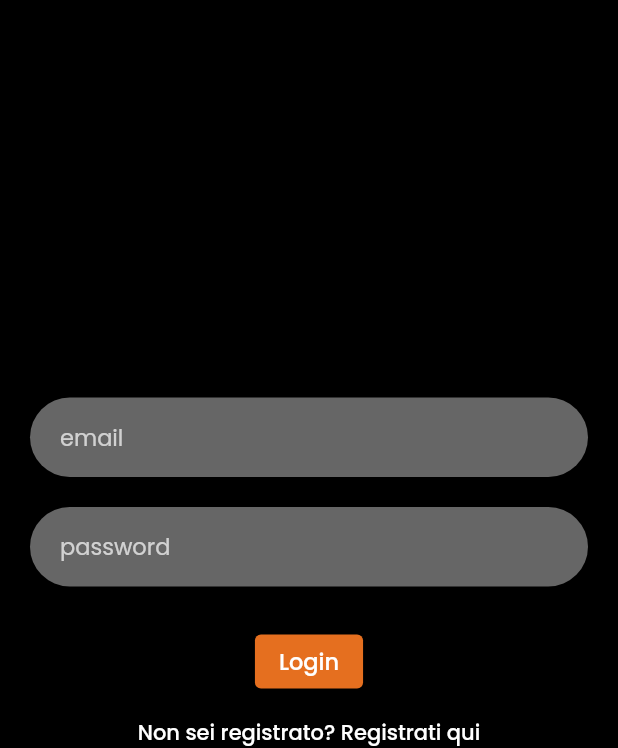
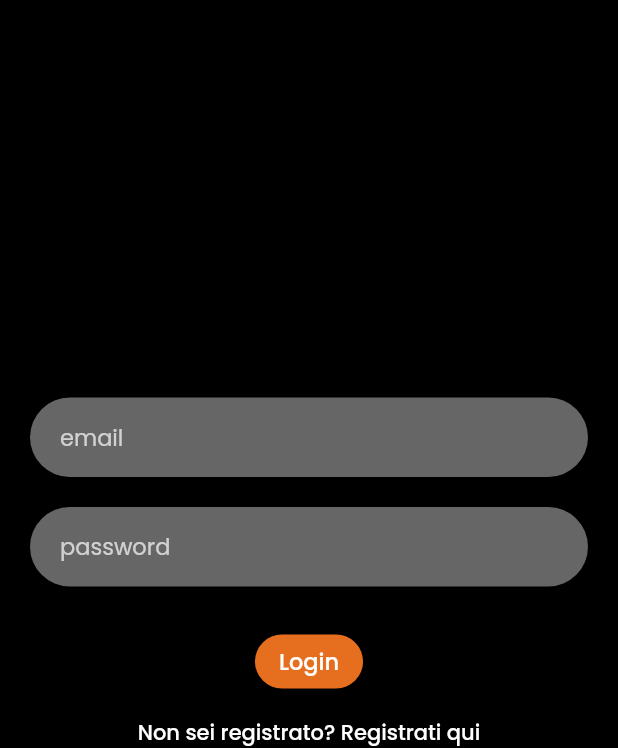
Before and after one commit to Daivy03/demiprof_flutter_app, a Flutter app: the screen it shows after launch, on a phone screen of 412 x 824 dp, the part 84-832 px from its top. Run offline on Flutter 3.47's test engine with Material 2 defaults, Android fonts, the phone set to English and light mode, and no system bars; our stand-ins replace firebase_auth, firebase_core, flutter_svg, google_fonts; accounts and stored records are empty.

Commit message:
Style design LoginSignUpButton

```diff
--- a/lib/login_page.dart
+++ b/lib/login_page.dart
@@ -76,12 +76,17 @@ class _LoginPageState extends State<LoginPage> {
   Widget _submitButton() {
     return ElevatedButton(
       style: ButtonStyle(
-        textStyle: MaterialStatePropertyAll(GoogleFonts.poppins(
+        textStyle: MaterialStateProperty.all(GoogleFonts.poppins(
           fontSize: 15,
           fontWeight: FontWeight.w500,
           color: Colors.white,
         )),
         backgroundColor: MaterialStateProperty.all<Color>(AppColors.accent),
+        shape: MaterialStateProperty.all<RoundedRectangleBorder>(
+          RoundedRectangleBorder(
+            borderRadius: BorderRadius.circular(20),
+          ),
+        ),
       ),
       onPressed:
           isLogin ? signInWithEmailAndPassword : createUserWithEmailAndPassword,
@@ -96,12 +101,20 @@ class _LoginPageState extends State<LoginPage> {
           isLogin = !isLogin;
         });
       },
+      style: TextButton.styleFrom(
+        shape: RoundedRectangleBorder(
+          borderRadius: BorderRadius.circular(30.0),
+        ),
+      ),
       child: Text(
         isLogin
             ? 'Non sei registrato? Registrati qui'
-            : 'Già registato? Accedi qui',
+            : 'Già registrato? Accedi qui',
         style: GoogleFonts.poppins(
-            color: Colors.white, fontSize: 14, fontStyle: FontStyle.normal),
+          color: Colors.white,
+          fontSize: 14,
+          fontStyle: FontStyle.normal,
+        ),
       ),
     );
   }
```
Also changed, not shown: 4 other files.
